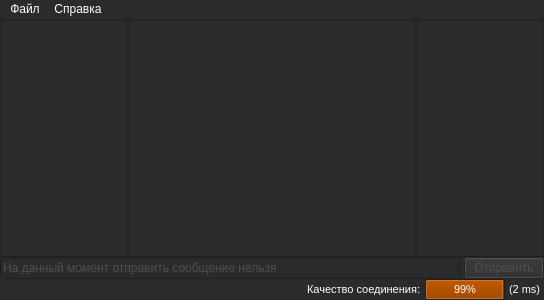
The window that mainform.ui (tinelix/irc-client) describes before a commit, drawn with Qt 5.
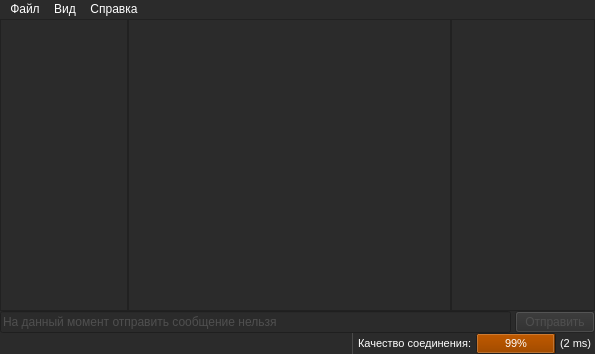
The same window after the commit. Icons and pictures are not drawn.

Patch:
```diff
--- a/mainform.ui
+++ b/mainform.ui
@@ -6,8 +6,8 @@
    <rect>
     <x>0</x>
     <y>0</y>
-    <width>544</width>
-    <height>300</height>
+    <width>595</width>
+    <height>354</height>
    </rect>
   </property>
   <property name="minimumSize">
@@ -84,16 +84,16 @@
        </widget>
       </item>
       <item>
-       <widget class="QListWidget" name="members_list">
+       <widget class="QTreeWidget" name="members_list">
         <property name="minimumSize">
          <size>
-          <width>128</width>
+          <width>144</width>
           <height>0</height>
          </size>
         </property>
         <property name="maximumSize">
          <size>
-          <width>112</width>
+          <width>144</width>
           <height>16777215</height>
          </size>
         </property>
@@ -103,9 +103,32 @@
         <property name="sizeAdjustPolicy">
          <enum>QAbstractScrollArea::AdjustToContents</enum>
         </property>
-        <property name="autoScroll">
+        <property name="editTriggers">
+         <set>QAbstractItemView::SelectedClicked</set>
+        </property>
+        <property name="indentation">
+         <number>10</number>
+        </property>
+        <property name="rootIsDecorated">
+         <bool>false</bool>
+        </property>
+        <property name="animated">
+         <bool>false</bool>
+        </property>
+        <property name="wordWrap">
          <bool>true</bool>
         </property>
+        <property name="expandsOnDoubleClick">
+         <bool>true</bool>
+        </property>
+        <attribute name="headerVisible">
+         <bool>false</bool>
+        </attribute>
+        <column>
+         <property name="text">
+          <string>Members</string>
+         </property>
+        </column>
        </widget>
       </item>
      </layout>
@@ -176,7 +199,7 @@
           </property>
           <property name="maximumSize">
            <size>
-            <width>288</width>
+            <width>220</width>
             <height>16777215</height>
            </size>
           </property>
@@ -209,6 +232,37 @@
           </property>
          </spacer>
         </item>
+        <item>
+         <widget class="QLabel" name="channel_name">
+          <property name="maximumSize">
+           <size>
+            <width>16777215</width>
+            <height>40</height>
+           </size>
+          </property>
+          <property name="font">
+           <font>
+            <pointsize>8</pointsize>
+           </font>
+          </property>
+          <property name="text">
+           <string/>
+          </property>
+         </widget>
+        </item>
+        <item>
+         <widget class="Line" name="line">
+          <property name="styleSheet">
+           <string notr="true">color: rgb(74, 74, 74)</string>
+          </property>
+          <property name="frameShadow">
+           <enum>QFrame::Plain</enum>
+          </property>
+          <property name="orientation">
+           <enum>Qt::Vertical</enum>
+          </property>
+         </widget>
+        </item>
         <item>
          <widget class="QLabel" name="conn_quality_label">
           <property name="font">
@@ -296,7 +350,7 @@
     <rect>
      <x>0</x>
      <y>0</y>
-     <width>544</width>
+     <width>595</width>
      <height>29</height>
     </rect>
    </property>
@@ -319,7 +373,14 @@
     </property>
     <addaction name="about_item"/>
    </widget>
+   <widget class="QMenu" name="menu_3">
+    <property name="title">
+     <string>Вид</string>
+    </property>
+    <addaction name="settings_item"/>
+   </widget>
    <addaction name="menu"/>
+   <addaction name="menu_3"/>
    <addaction name="menu_2"/>
   </widget>
   <action name="about_item">
```
Left out of the diff: 32 changed lines with no effect on the pictures.
